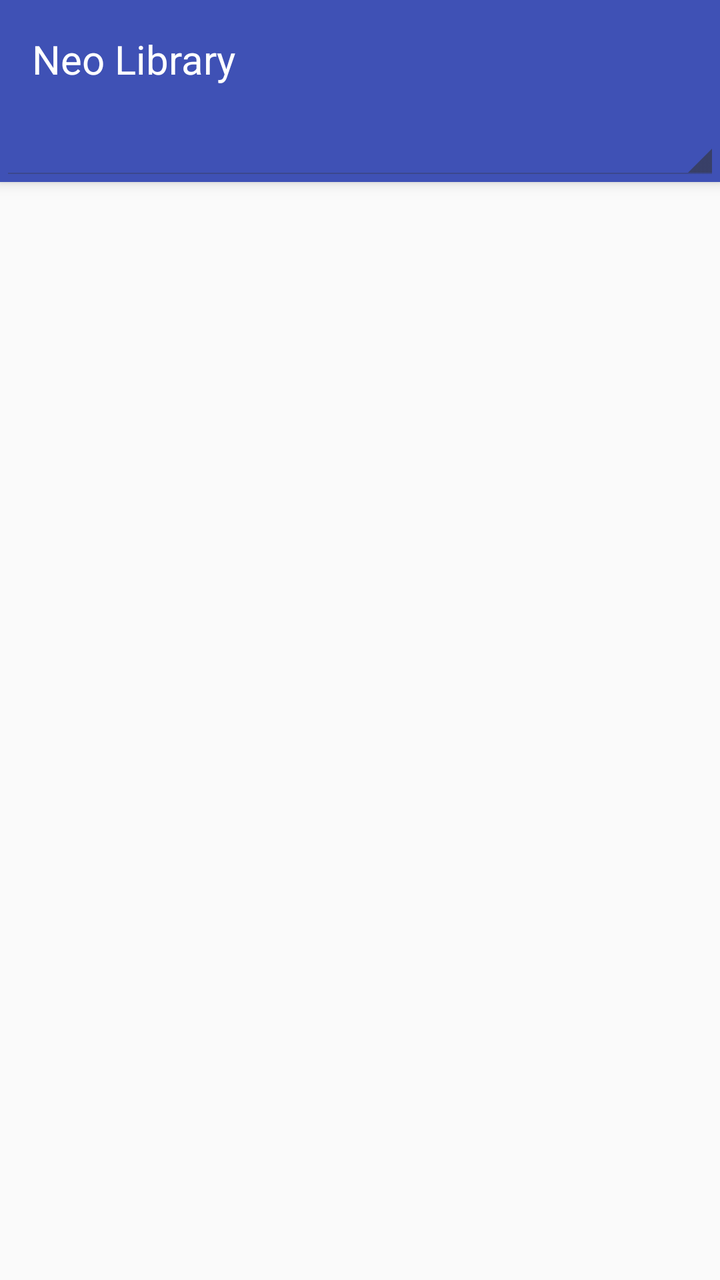
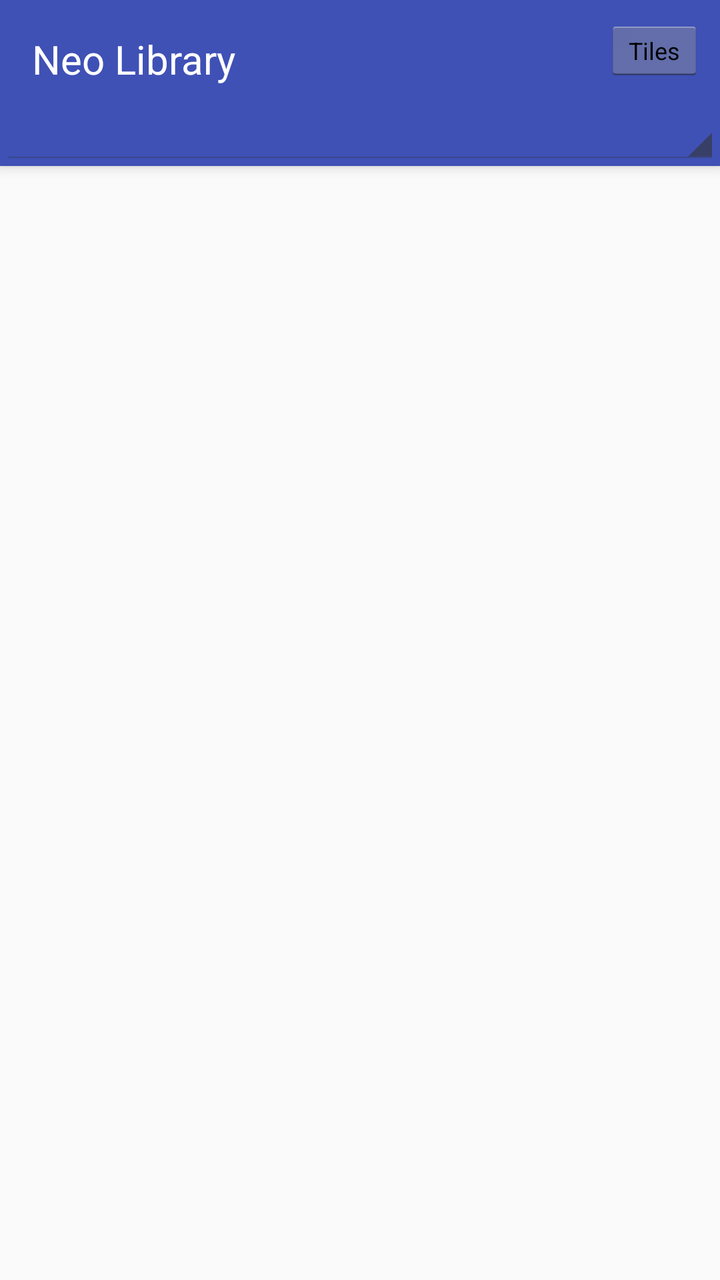

Screens rendered from an Android XML layout before and after an edit, with the pre-edit source and the edit as a unified diff.
<!-- AndroidManifest.xml: application theme AppTheme -->
<!-- res/layout/activity_main.xml -->
<?xml version="1.0" encoding="utf-8"?>
<LinearLayout xmlns:android="http://schemas.android.com/apk/res/android"
    android:layout_width="match_parent"
    android:layout_height="match_parent"
    android:orientation="vertical">

    <LinearLayout
        android:id="@+id/toolbar"
        android:layout_width="match_parent"
        android:layout_height="wrap_content"
        android:orientation="vertical"
        android:background="@color/colorPrimary"
        android:elevation="4dp">

        <TextView
            android:id="@+id/toolbar_title"
            android:layout_width="wrap_content"
            android:layout_height="wrap_content"
            android:text="@string/app_name"
            android:textColor="@color/white"
            android:textSize="20sp"
            android:padding="16dp"
            android:paddingBottom="8dp" />

        <Spinner
            android:id="@+id/filter_spinner"
            android:layout_width="match_parent"
            android:layout_height="wrap_content"
            android:prompt="@string/filter_all" />
    </LinearLayout>

    <FrameLayout
        android:layout_width="match_parent"
        android:layout_height="0dp"
        android:layout_weight="1">

        <ListView
            android:id="@+id/book_list"
            android:layout_width="match_parent"
            android:layout_height="match_parent"
            android:choiceMode="singleChoice" />

        <ProgressBar
            android:id="@+id/progress"
            android:layout_width="wrap_content"
            android:layout_height="wrap_content"
            android:layout_gravity="center"
            android:visibility="gone" />

        <TextView
            android:id="@+id/empty_view"
            android:layout_width="match_parent"
            android:layout_height="match_parent"
            android:gravity="center"
            android:padding="24dp"
            android:text="@string/no_books_message"
            android:textColor="#808080"
            android:textSize="15sp"
            android:visibility="gone" />
    </FrameLayout>
</LinearLayout>
<!-- resources referenced by this layout -->
<resources>
  <color name="colorPrimary">#3F51B5</color>
  <color name="white">#FFFFFF</color>
  <string name="app_name">Neo Library</string>
  <string name="filter_all">All</string>
  <string name="no_books_message">Nothing matches the supported formats yet. Tap Rescan or Import to add books.</string>
  <style name="AppTheme" parent="android:Theme.Holo.Light">
          <item name="android:colorPrimary">@color/colorPrimary</item>
          <item name="android:colorPrimaryDark">@color/colorPrimaryDark</item>
          <item name="android:colorAccent">@color/colorAccent</item>
          <item name="android:windowBackground">@color/windowBackground</item>
      </style>
  <color name="colorPrimaryDark">#303F9F</color>
  <color name="colorAccent">#FF4081</color>
  <color name="windowBackground">#FAFAFA</color>
</resources>

<!-- the commit's change to res/layout/activity_main.xml (unified diff, before → after) -->
@@ -12,15 +12,39 @@
         android:background="@color/colorPrimary"
         android:elevation="4dp">
 
-        <TextView
-            android:id="@+id/toolbar_title"
-            android:layout_width="wrap_content"
+        <RelativeLayout
+            android:layout_width="match_parent"
             android:layout_height="wrap_content"
-            android:text="@string/app_name"
-            android:textColor="@color/white"
-            android:textSize="20sp"
-            android:padding="16dp"
-            android:paddingBottom="8dp" />
+            android:paddingLeft="16dp"
+            android:paddingRight="8dp">
+
+            <TextView
+                android:id="@+id/toolbar_title"
+                android:layout_width="wrap_content"
+                android:layout_height="wrap_content"
+                android:layout_alignParentStart="true"
+                android:layout_centerVertical="true"
+                android:text="@string/app_name"
+                android:textColor="@color/white"
+                android:textSize="20sp"
+                android:paddingTop="16dp"
+                android:paddingBottom="8dp" />
+
+            <Button
+                android:id="@+id/toggle_view"
+                android:layout_width="wrap_content"
+                android:layout_height="wrap_content"
+                android:layout_alignParentEnd="true"
+                android:layout_centerVertical="true"
+                android:text="@string/view_grid"
+                android:minWidth="0dp"
+                android:minHeight="0dp"
+                android:paddingLeft="12dp"
+                android:paddingRight="12dp"
+                android:paddingTop="6dp"
+                android:paddingBottom="6dp"
+                android:textSize="12sp" />
+        </RelativeLayout>
 
         <Spinner
             android:id="@+id/filter_spinner"
@@ -39,6 +63,18 @@
             android:layout_width="match_parent"
             android:layout_height="match_parent"
             android:choiceMode="singleChoice" />
+
+        <GridView
+            android:id="@+id/book_grid"
+            android:layout_width="match_parent"
+            android:layout_height="match_parent"
+            android:numColumns="2"
+            android:verticalSpacing="8dp"
+            android:horizontalSpacing="8dp"
+            android:stretchMode="columnWidth"
+            android:columnWidth="160dp"
+            android:verticalScrollbarPosition="defaultPosition"
+            android:visibility="gone" />
 
         <ProgressBar
             android:id="@+id/progress"
<!-- resource entries referenced after the edit -->
@@ -5,6 +5,7 @@
   <string name="app_name">Neo Library</string>
   <string name="filter_all">All</string>
   <string name="no_books_message">Nothing matches the supported formats yet. Tap Rescan or Import to add books.</string>
+  <string name="view_grid">Tiles</string>
   <style name="AppTheme" parent="android:Theme.Holo.Light">
           <item name="android:colorPrimary">@color/colorPrimary</item>
           <item name="android:colorPrimaryDark">@color/colorPrimaryDark</item>
